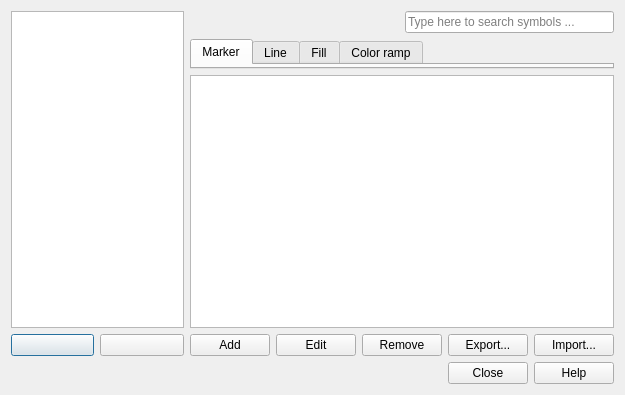
Before: the Qt Designer form src/ui/qgsstylev2managerdialogbase.ui in kadas-albireo/kadas-albireo, drawn with Qt 5.
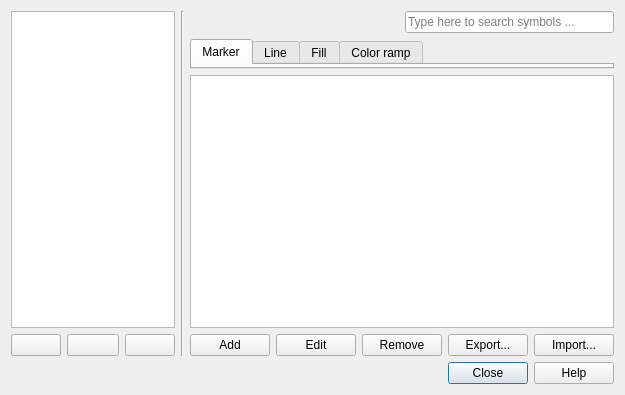
After: the same form once the commit is applied. Icons and pictures are not drawn.

Commit message: Added ability to group and ungroup symbols

What changed in the file:
```diff
--- a/src/ui/qgsstylev2managerdialogbase.ui
+++ b/src/ui/qgsstylev2managerdialogbase.ui
@@ -16,7 +16,7 @@
   <layout class="QGridLayout" name="gridLayout_3">
    <item row="0" column="0">
     <layout class="QGridLayout" name="gridLayout_2">
-     <item row="0" column="0" colspan="2">
+     <item row="0" column="0" colspan="3">
       <widget class="QTreeView" name="groupTree">
        <property name="sizePolicy">
         <sizepolicy hsizetype="Preferred" vsizetype="Expanding">
@@ -44,6 +44,9 @@
         <iconset resource="../../images/images.qrc">
          <normaloff>:/images/themes/default/symbologyAdd.png</normaloff>:/images/themes/default/symbologyAdd.png</iconset>
        </property>
+       <property name="autoDefault">
+        <bool>false</bool>
+       </property>
       </widget>
      </item>
      <item row="1" column="1">
@@ -55,11 +58,38 @@
         <iconset resource="../../images/images.qrc">
          <normaloff>:/images/themes/default/symbologyRemove.png</normaloff>:/images/themes/default/symbologyRemove.png</iconset>
        </property>
+       <property name="autoDefault">
+        <bool>false</bool>
+       </property>
+      </widget>
+     </item>
+     <item row="1" column="2">
+      <widget class="QPushButton" name="btnManageGroups">
+       <property name="text">
+        <string/>
+       </property>
+       <property name="icon">
+        <iconset resource="../../images/images.qrc">
+         <normaloff>:/images/themes/default/mActionChangeLabelProperties.png</normaloff>:/images/themes/default/mActionChangeLabelProperties.png</iconset>
+       </property>
+       <property name="autoDefault">
+        <bool>false</bool>
+       </property>
       </widget>
      </item>
     </layout>
    </item>
-   <item row="0" column="1">
+   <item row="1" column="0" colspan="3">
+    <widget class="QDialogButtonBox" name="buttonBox">
+     <property name="orientation">
+      <enum>Qt::Horizontal</enum>
+     </property>
+     <property name="standardButtons">
+      <set>QDialogButtonBox::Close|QDialogButtonBox::Help</set>
+     </property>
+    </widget>
+   </item>
+   <item row="0" column="2">
     <layout class="QGridLayout" name="gridLayout">
      <item row="0" column="0">
       <spacer name="horizontalSpacer">
@@ -244,13 +274,10 @@
      </item>
     </layout>
    </item>
-   <item row="1" column="0" colspan="2">
-    <widget class="QDialogButtonBox" name="buttonBox">
+   <item row="0" column="1">
+    <widget class="Line" name="line">
      <property name="orientation">
-      <enum>Qt::Horizontal</enum>
-     </property>
-     <property name="standardButtons">
-      <set>QDialogButtonBox::Close|QDialogButtonBox::Help</set>
+      <enum>Qt::Vertical</enum>
      </property>
     </widget>
    </item>
```
Left out of the diff: 2 changed lines with no effect on the pictures. The commit also changes 4 other files.
